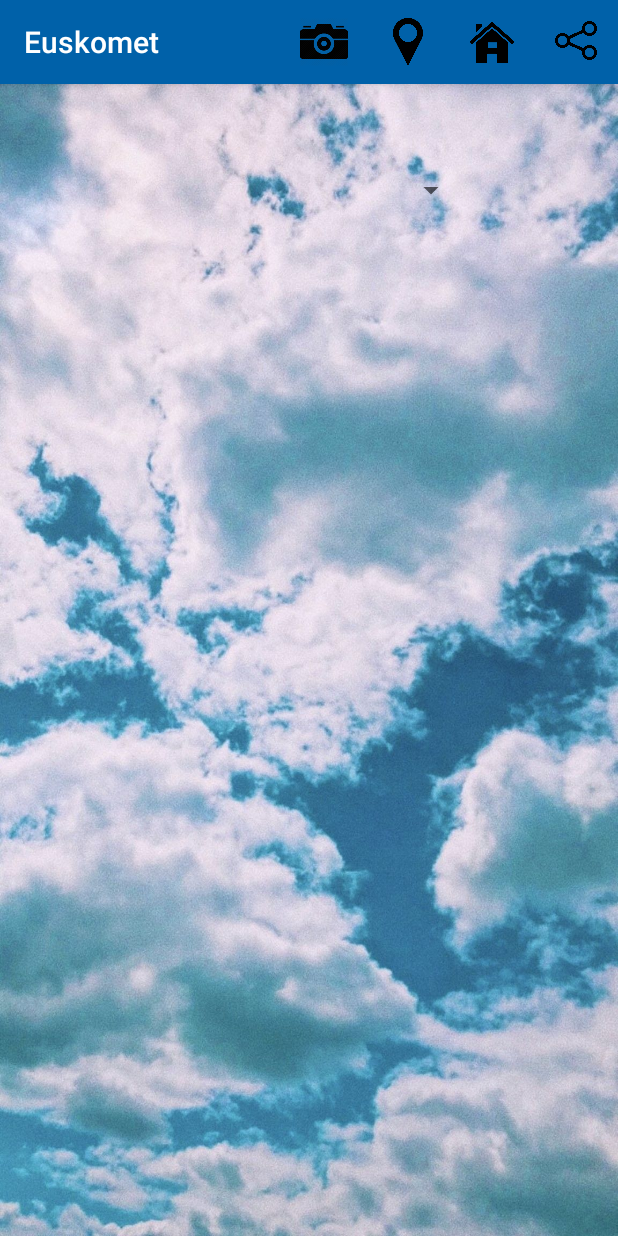
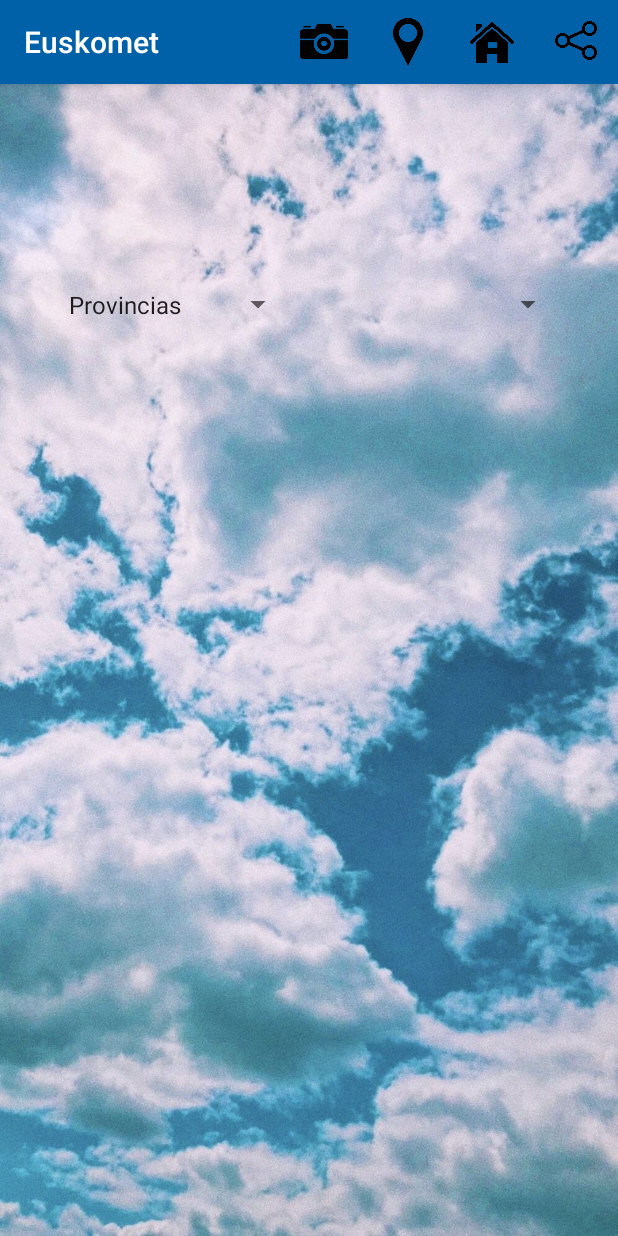
Before and after one commit to MichelleSiranaula/AndroidEthazi, an Android app: the Lista screen opened directly, with no data from a screen before it, on a phone screen of 412 x 824 dp. Run offline under Robolectric (Android 15) with nearby library versions, the phone set to English and light mode, and no system bars; 4 statements that could not run were skipped.

Commit message:
Los dos spinners en Municipios

```diff
--- a/Euskomet/app/src/main/java/com/elorrieta/euskomet/ClientThread.java
+++ b/Euskomet/app/src/main/java/com/elorrieta/euskomet/ClientThread.java
@@ -29,9 +29,9 @@ public class ClientThread implements Runnable {
         try{
             Class.forName("com.mysql.jdbc.Driver");
             //IP de clase
-            sIP = "192.168.106.28";
+            //sIP = "192.168.106.28";
             //IP en casa
-            //sIP = "192.168.1.136";
+            sIP = "192.168.1.136";
             sPuerto = "3306";
             sBBDD = "euskomet_db";
             String url = "jdbc:mysql://" + sIP + ":" + sPuerto + "/" + sBBDD + "?serverTimezone=UTC";
--- a/Euskomet/app/src/main/java/com/elorrieta/euskomet/ClientThreadSelect.java
+++ b/Euskomet/app/src/main/java/com/elorrieta/euskomet/ClientThreadSelect.java
@@ -31,9 +31,9 @@ public class ClientThreadSelect implements Runnable {
         try{
             Class.forName("com.mysql.jdbc.Driver");
             //IP de clase
-            sIP = "192.168.106.28";
+            //sIP = "192.168.106.28";
             //IP en casa
-            //sIP = "192.168.1.136";
+            sIP = "192.168.1.136";
             sPuerto = "3306";
             sBBDD = "euskomet_db";
             String url = "jdbc:mysql://" + sIP + ":" + sPuerto + "/" + sBBDD + "?serverTimezone=UTC";
--- a/Euskomet/app/src/main/java/com/elorrieta/euskomet/ClientThreadSimple.java
+++ b/Euskomet/app/src/main/java/com/elorrieta/euskomet/ClientThreadSimple.java
@@ -29,9 +29,9 @@ public class ClientThreadSimple implements Runnable {
         try{
             Class.forName("com.mysql.jdbc.Driver");
             //IP de clase
-            sIP = "192.168.106.28";
+            //sIP = "192.168.106.28";
             //IP en casa
-            //sIP = "192.168.1.136";
+            sIP = "192.168.1.136";
             sPuerto = "3306";
             sBBDD = "euskomet_db";
             String url = "jdbc:mysql://" + sIP + ":" + sPuerto + "/" + sBBDD + "?serverTimezone=UTC";
--- a/Euskomet/app/src/main/java/com/elorrieta/euskomet/Lista.java
+++ b/Euskomet/app/src/main/java/com/elorrieta/euskomet/Lista.java
@@ -9,7 +9,6 @@ import android.content.Intent;
 import android.net.ConnectivityManager;
 import android.net.NetworkInfo;
 import android.os.Bundle;
-import android.util.Log;
 import android.view.Menu;
 import android.view.MenuItem;
 import android.view.View;
@@ -24,16 +23,19 @@ public class Lista extends AppCompatActivity implements AdapterView.OnItemSelect
     public static int cod_muni=0;
 
     private ConnectivityManager connectivityManager = null;
-    private Spinner spinner;
+    private Spinner spinnerProv, spinnerFiltros;
     private RecyclerView oRecyclerView;
     private ListaAdapter oListaAdapter = null;
 
+    ArrayList<String> arrayFiltros = new ArrayList<String>();
     ArrayList<Provincia> datosProv = new ArrayList<Provincia>();
 
     ArrayList<Municipio> datosMuni = new ArrayList<Municipio>();
     ArrayList<Municipio> datosMuniProvB = new ArrayList<Municipio>();
     ArrayList<Municipio> datosMuniProvG = new ArrayList<Municipio>();
     ArrayList<Municipio> datosMuniProvA = new ArrayList<Municipio>();
+
+    ArrayList<Municipio> muniFav = new ArrayList<Municipio>();
 
     //array que se pasa a la clase INFO
     public static ArrayList<Municipio> arrayMuni = new ArrayList<Municipio>();
@@ -45,10 +47,33 @@ public class Lista extends AppCompatActivity implements AdapterView.OnItemSelect
         super.onCreate(savedInstanceState);
         setContentView(R.layout.activity_lista);
 
-        spinner = findViewById(R.id.spinner);
-        spinner.setOnItemSelectedListener(this);
+        spinnerProv = findViewById(R.id.spinnerProv);
+        spinnerProv.setOnItemSelectedListener(this);
 
+        spinnerFiltros = findViewById(R.id.spinnerFiltros);
+        spinnerFiltros.setOnItemSelectedListener(this);
+
+        //PARA LLENAR EL SPINNER DE PROVINCIAS
         conectarOnClick(null);
+
+        //PARA LLENAR EL SPINNER DE FILTROS
+        arrayFiltros.add("Provincias");
+        arrayFiltros.add("Favoritos");
+
+        ArrayAdapter<String> adapter2 = new ArrayAdapter<String> (this, android.R.layout.simple_spinner_item, arrayFiltros);
+        spinnerFiltros.setAdapter(adapter2);
+
+        //METER DATOS EN EL ARRAY muniFav
+        try {
+            ArrayList<Object> arrObject = new ArrayList<Object>();
+            arrObject = conectarMuniFav();
+            for (int i=0;i<arrObject.size();i++) {
+                muniFav.add((Municipio) arrObject.get(i));
+            }
+
+        } catch (InterruptedException e) {
+            e.printStackTrace();
+        }
 
         //METER DATOS EN EL ARRAY datosMuni
         try {
@@ -84,8 +109,12 @@ public class Lista extends AppCompatActivity implements AdapterView.OnItemSelect
 
     //ITEM SELECTED DEL SPINNER
     public void onItemSelected(AdapterView<?> parent, View v, int position, long id) {
-        String selec=spinner.getSelectedItem().toString();
-        if (selec.equals("Bizkaia")) {
+        String selecF= spinnerFiltros.getSelectedItem().toString();
+        //CUANDO SELECCIONA PROVINCIAS EN EL SPINNER FILTROS
+        if (selecF.equals("Provincias")) {
+            spinnerProv.setEnabled(true);
+            String selecP = spinnerProv.getSelectedItem().toString();
+            if (selecP.equals("Bizkaia")) {
                 oListaAdapter = new ListaAdapter(datosMuniProvB, new OnItemClickListener() {
                     @Override
                     public void onItemClick(Municipio item) {
@@ -94,7 +123,7 @@ public class Lista extends AppCompatActivity implements AdapterView.OnItemSelect
                         siguiente();
                     }
                 });
-        } else if (selec.equals("Gipuzkoa")) {
+            } else if (selecP.equals("Gipuzkoa")) {
                 oListaAdapter = new ListaAdapter(datosMuniProvG,new OnItemClickListener() {
                     @Override
                     public void onItemClick(Municipio item) {
@@ -103,7 +132,7 @@ public class Lista extends AppCompatActivity implements AdapterView.OnItemSelect
                         siguiente();
                     }
                 });
-        } else if (selec.equals("Araba")) {
+            } else if (selecP.equals("Araba")) {
                 oListaAdapter = new ListaAdapter(datosMuniProvA,new OnItemClickListener() {
                     @Override
                     public void onItemClick(Municipio item) {
@@ -114,6 +143,20 @@ public class Lista extends AppCompatActivity implements AdapterView.OnItemSelect
                 });
             }
             oRecyclerView.setAdapter(oListaAdapter);
+        } else if (selecF.equals("Favoritos")) {
+            spinnerProv.setEnabled(false);
+            oListaAdapter = new ListaAdapter(muniFav,new OnItemClickListener() {
+                @Override
+                public void onItemClick(Municipio item) {
+                    cod_muni=item.getCod_muni();
+                    arrayMuni = muniFav;
+                    siguiente();
+                }
+            });
+            oRecyclerView.setAdapter(oListaAdapter);
+        }
+
+
     }
 
     public void onNothingSelected(AdapterView<?> parent) {
@@ -182,7 +225,7 @@ public class Lista extends AppCompatActivity implements AdapterView.OnItemSelect
                 e.printStackTrace();
             }
                 ArrayAdapter<String> adapter = new ArrayAdapter<String> (this, android.R.layout.simple_spinner_item, listaNombProv);
-                spinner.setAdapter(adapter);
+                spinnerProv.setAdapter(adapter);
         } else {
             Toast.makeText(getApplicationContext(), "ERROR_NO_INTERNET", Toast.LENGTH_SHORT).show();
         }
@@ -205,6 +248,14 @@ public class Lista extends AppCompatActivity implements AdapterView.OnItemSelect
         return clientThreadSelect.getDatos();
     }
 
+    private ArrayList<Object> conectarMuniFav() throws InterruptedException {
+        ClientThreadSelect clientThreadSelect = new ClientThreadSelect("SELECT m.* FROM municipio m, fav_municipio fm WHERE fm.cod_muni=" + cod_muni + " AND fm.cod_usuario ="+ MainActivity.codUsuario +"","Municipio");
+        Thread thread = new Thread(clientThreadSelect);
+        thread.start();
+        thread.join();
+        return clientThreadSelect.getDatos();
+    }
+
     public boolean isConnected() {
         boolean ret = false;
         try {
--- a/Euskomet/app/src/main/java/com/elorrieta/euskomet/ListaEspacios.java
+++ b/Euskomet/app/src/main/java/com/elorrieta/euskomet/ListaEspacios.java
@@ -40,7 +40,7 @@ public class ListaEspacios extends AppCompatActivity implements AdapterView.OnIt
         super.onCreate(savedInstanceState);
         setContentView(R.layout.activity_lista);
 
-        spinner = findViewById(R.id.spinner);
+        spinner = findViewById(R.id.spinnerProv);
         spinner.setOnItemSelectedListener(this);
 
         conectarOnClick(null);
--- a/Euskomet/app/src/main/res/layout/activity_lista.xml
+++ b/Euskomet/app/src/main/res/layout/activity_lista.xml
@@ -8,15 +8,12 @@
     tools:context=".Lista">
 
     <Spinner
-        android:id="@+id/spinner"
-        android:layout_width="205dp"
-        android:layout_height="37dp"
-        android:layout_marginStart="106dp"
-        android:layout_marginTop="52dp"
-        android:layout_marginEnd="100dp"
+        android:id="@+id/spinnerProv"
+        android:layout_width="160dp"
+        android:layout_height="38dp"
+        android:layout_marginStart="216dp"
+        android:layout_marginTop="128dp"
         android:spinnerMode="dropdown"
-        app:layout_constraintEnd_toEndOf="parent"
-        app:layout_constraintHorizontal_bias="0.0"
         app:layout_constraintStart_toStartOf="parent"
         app:layout_constraintTop_toTopOf="parent" />
 
@@ -25,12 +22,21 @@
         android:layout_width="344dp"
         android:layout_height="466dp"
         android:layout_marginStart="44dp"
-        android:layout_marginTop="28dp"
+        android:layout_marginTop="48dp"
         android:layout_marginEnd="44dp"
         app:layout_constraintEnd_toEndOf="parent"
-        app:layout_constraintHorizontal_bias="0.523"
+        app:layout_constraintHorizontal_bias="0.476"
         app:layout_constraintStart_toStartOf="parent"
-        app:layout_constraintTop_toBottomOf="@+id/spinner" />
+        app:layout_constraintTop_toBottomOf="@+id/spinnerProv" />
+
+    <Spinner
+        android:id="@+id/spinnerFiltros"
+        android:layout_width="158dp"
+        android:layout_height="38dp"
+        android:layout_marginTop="128dp"
+        android:layout_marginEnd="20dp"
+        app:layout_constraintEnd_toStartOf="@+id/spinnerProv"
+        app:layout_constraintTop_toTopOf="parent" />
 
 
 </androidx.constraintlayout.widget.ConstraintLayout>
--- a/Euskomet/app/src/main/res/layout/activity_lista_espacios.xml
+++ b/Euskomet/app/src/main/res/layout/activity_lista_espacios.xml
@@ -7,7 +7,7 @@
     tools:context=".ListaEspacios">
 
     <Spinner
-        android:id="@+id/spinner"
+        android:id="@+id/spinnerProv"
         android:layout_width="205dp"
         android:layout_height="37dp"
         android:layout_marginStart="106dp"
@@ -29,6 +29,6 @@
         app:layout_constraintEnd_toEndOf="parent"
         app:layout_constraintHorizontal_bias="0.523"
         app:layout_constraintStart_toStartOf="parent"
-        app:layout_constraintTop_toBottomOf="@+id/spinner" />
+        app:layout_constraintTop_toBottomOf="@+id/spinnerProv" />
 
 </androidx.constraintlayout.widget.ConstraintLayout>
```
Also changed, not shown: Euskomet/app/src/main/java/com/elorrieta/euskomet/Info.java (+4 -21 lines). Lines whose indentation alone changed are shown as unchanged.
